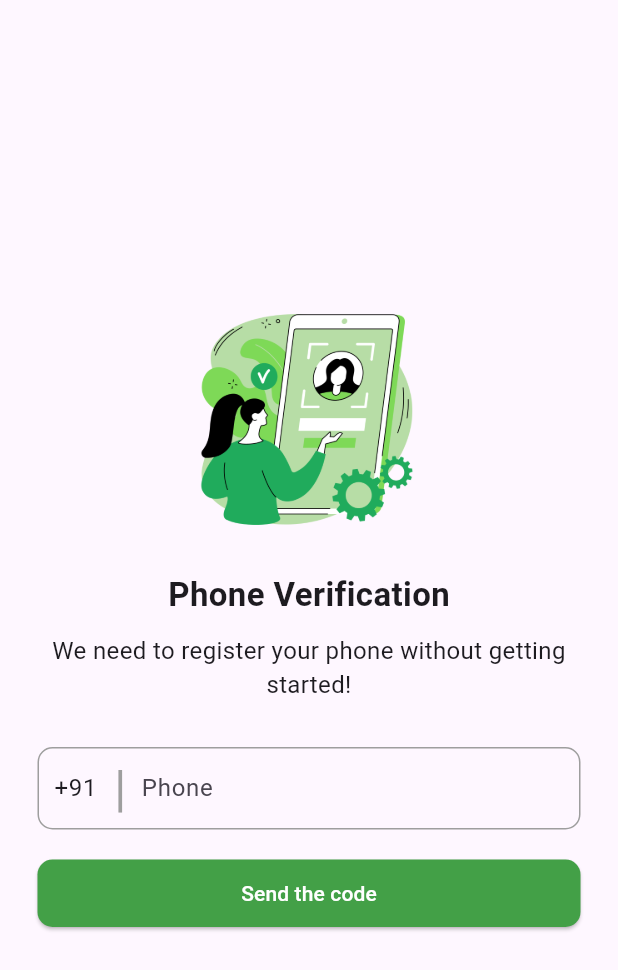
After one commit to 09anushkam/GroceryApp-UserSideFinal, a Flutter app: the MyPhone screen opened by its route, on a phone screen of 412 x 824 dp. The commit adds this screen. Shown: the top 970 px of the screen. Run offline on Flutter 3.47's test engine with Material 3 defaults, Android fonts, the phone set to English and light mode, and no system bars.

Commit message:
Kinshu's Second Commit

```diff
--- a/lib/main.dart
+++ b/lib/main.dart
@@ -1,12 +1,15 @@
 import 'package:flutter/material.dart';
+import 'screens/home_screen.dart';
+import 'screens/phone.dart';
 
 void main() {
   runApp(MaterialApp(
-    initialRoute: 'home_screen1',
+    initialRoute: 'home_screen',
     debugShowCheckedModeBanner: false,
     routes: {
+  'phone': (context) => MyPhone(),
 
-      ),
+
     },
     theme: ThemeData(
       primarySwatch: Colors.green,
--- /dev/null
+++ b/lib/screens/phone.dart
@@ -0,0 +1,122 @@
+import 'package:flutter/material.dart';
+
+class MyPhone extends StatefulWidget {
+  const MyPhone({Key? key}) : super(key: key);
+
+  @override
+  State<MyPhone> createState() => _MyPhoneState();
+}
+
+class _MyPhoneState extends State<MyPhone> {
+  TextEditingController countryController = TextEditingController();
+
+  @override
+  void initState() {
+    // TODO: implement initState
+    countryController.text = "+91";
+    super.initState();
+  }
+
+  @override
+  Widget build(BuildContext context) {
+    return Scaffold(
+      body: Container(
+        margin: EdgeInsets.only(left: 25, right: 25),
+        alignment: Alignment.center,
+        child: SingleChildScrollView(
+          child: Column(
+            mainAxisAlignment: MainAxisAlignment.center,
+            children: [
+              Image.asset(
+                'Assests/img1.png',
+                width: 150,
+                height: 150,
+              ),
+              SizedBox(
+                height: 25,
+              ),
+              Text(
+                "Phone Verification",
+                style: TextStyle(fontSize: 22, fontWeight: FontWeight.bold),
+              ),
+              SizedBox(
+                height: 10,
+              ),
+              Text(
+                "We need to register your phone without getting started!",
+                style: TextStyle(
+                  fontSize: 16,
+                ),
+                textAlign: TextAlign.center,
+              ),
+              SizedBox(
+                height: 30,
+              ),
+              Container(
+                height: 55,
+                decoration: BoxDecoration(
+                    border: Border.all(width: 1, color: Colors.grey),
+                    borderRadius: BorderRadius.circular(10)),
+                child: Row(
+                  mainAxisAlignment: MainAxisAlignment.center,
+                  children: [
+                    SizedBox(
+                      width: 10,
+                    ),
+                    SizedBox(
+                      width: 40,
+                      child: TextField(
+                        controller: countryController,
+                        keyboardType: TextInputType.number,
+                        decoration: InputDecoration(
+                          border: InputBorder.none,
+                        ),
+                      ),
+                    ),
+                    Text(
+                      "|",
+                      style: TextStyle(fontSize: 33, color: Colors.grey),
+                    ),
+                    SizedBox(
+                      width: 10,
+                    ),
+                    Expanded(
+                        child: TextField(
+                          keyboardType: TextInputType.phone,
+                          decoration: InputDecoration(
+                            border: InputBorder.none,
+                            hintText: "Phone",
+                          ),
+                        ))
+                  ],
+                ),
+              ),
+              SizedBox(
+                height: 20,
+              ),
+              SizedBox(
+                width: double.infinity,
+                height: 45,
+                child: ElevatedButton(
+                    style: ElevatedButton.styleFrom(
+                        backgroundColor: Colors.green.shade600,
+                        shape: RoundedRectangleBorder(
+                            borderRadius: BorderRadius.circular(10))),
+                    onPressed: () {
+                      Navigator.pushNamed(context, 'otp');
+                    },
+                    child: Text(
+                      "Send the code",
+                      style: TextStyle(
+                        color: Colors.white,
+                      ),
+                    )
+                ),
+              )
+            ],
+          ),
+        ),
+      ),
+    );
+  }
+}
```
Also changed, not shown: pubspec.yaml (+15 -46 lines), lib/screens/home_screen1.dart (deleted), pubspec.lock, 5 other files.
